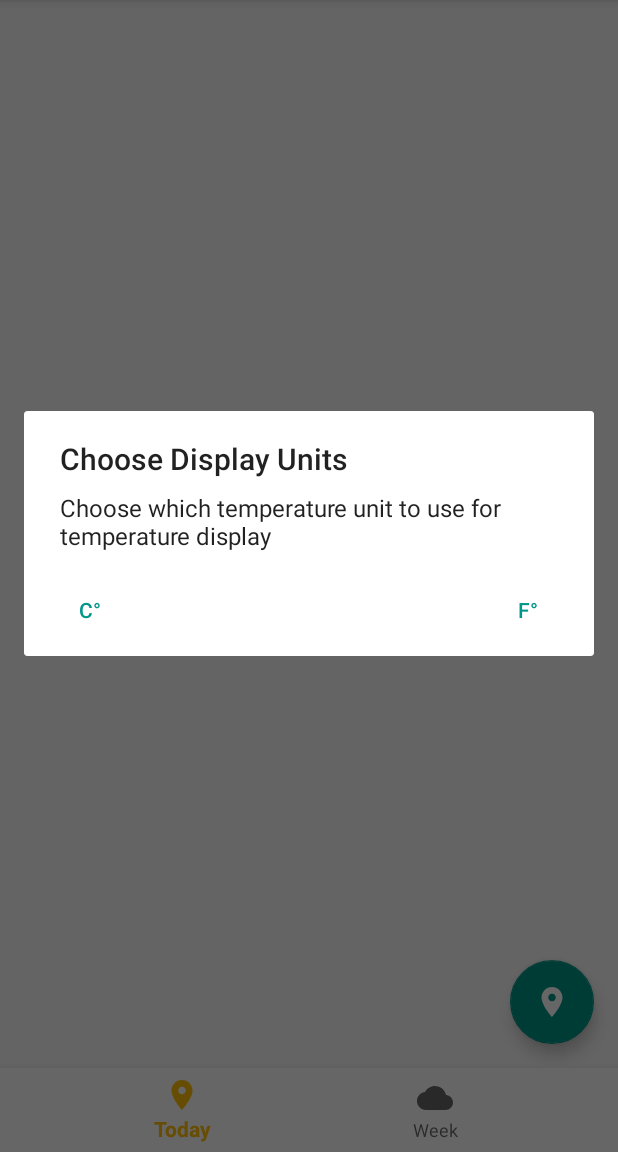
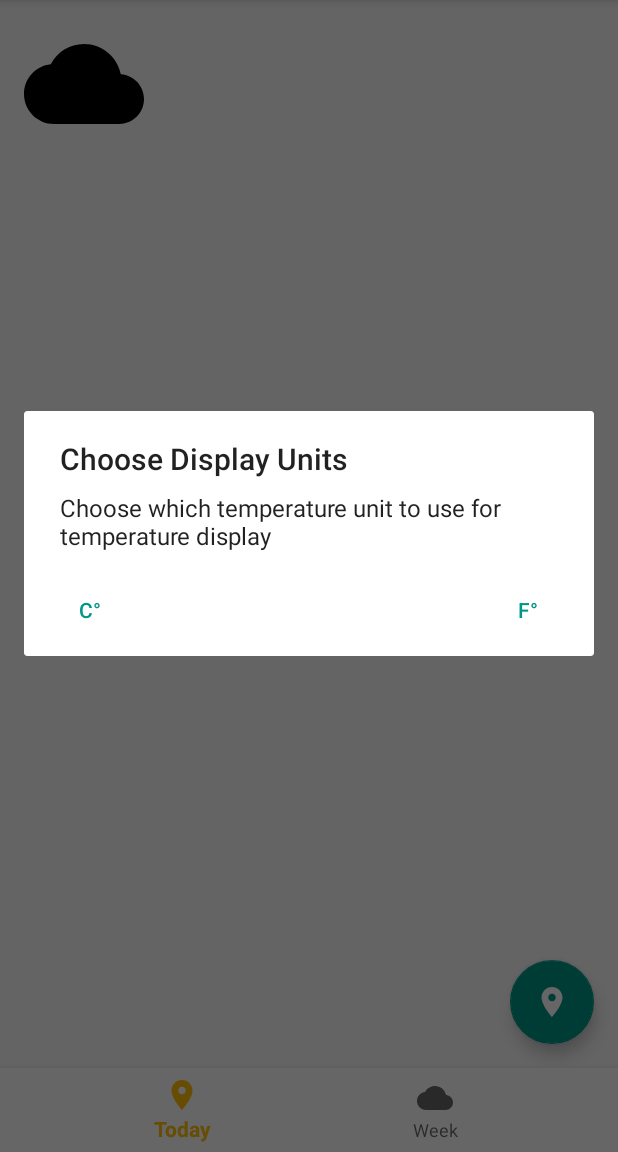
Before and after one commit to n8ebel/AD340, an Android app: the screen it shows after launch (MainActivity), in the options menu, after a tap on "Display Units", on a phone screen of 412 x 824 dp, the part 84-1236 px from its top. Run offline under Robolectric (Android 15) with nearby library versions, the phone set to English and light mode, and no system bars; our stand-ins replace navigation-ui; libraries missing offline, so code that uses them is left out: coil.api.load; pictures from the network do not load.

Commit message:
Display icon and date in CurrentForecastFragment

```diff
--- a/app/src/main/java/com/goobar/io/ad340/api/CurrentWeather.kt
+++ b/app/src/main/java/com/goobar/io/ad340/api/CurrentWeather.kt
@@ -9,7 +9,9 @@ data class Coordinates(val lat: Float, val lon: Float)
  * Api response for OpenWeatherMap's /weather endpoint
  */
 data class CurrentWeather(
+    @field:Json(name = "dt") val date: Long,
     val name: String,
     val coord: Coordinates,
-    @field:Json(name = "main") val forecast: Forecast
+    @field:Json(name = "main") val forecast: Forecast,
+    val weather: List<WeatherDescription>
 )
--- /dev/null
+++ b/app/src/main/java/com/goobar/io/ad340/api/WeatherDescription.kt
@@ -0,0 +1,3 @@
+package com.goobar.io.ad340.api
+
+data class WeatherDescription(val main: String, val description: String, val icon: String)
--- a/app/src/main/java/com/goobar/io/ad340/api/WeeklyForecast.kt
+++ b/app/src/main/java/com/goobar/io/ad340/api/WeeklyForecast.kt
@@ -2,7 +2,6 @@ package com.goobar.io.ad340.api
 
 import com.squareup.moshi.Json
 
-data class WeatherDescription(val main: String, val description: String, val icon: String)
 data class Temp(val min: Float, val max: Float)
 
 data class DailyForecast(
--- a/app/src/main/java/com/goobar/io/ad340/forecast/CurrentForecastFragment.kt
+++ b/app/src/main/java/com/goobar/io/ad340/forecast/CurrentForecastFragment.kt
@@ -5,12 +5,18 @@ import androidx.fragment.app.Fragment
 import android.view.LayoutInflater
 import android.view.View
 import android.view.ViewGroup
+import android.widget.ImageView
 import android.widget.TextView
 import androidx.lifecycle.Observer
 import androidx.navigation.fragment.findNavController
+import coil.api.load
 import com.goobar.io.ad340.*
 import com.goobar.io.ad340.api.CurrentWeather
 import com.google.android.material.floatingactionbutton.FloatingActionButton
+import java.text.SimpleDateFormat
+import java.util.*
+
+private val DATE_FORMAT = SimpleDateFormat("MM-dd-yyyy")
 
 /**
  * Displays the current forecast for the current saved location
@@ -29,13 +35,19 @@ class CurrentForecastFragment : Fragment() {
         val view = inflater.inflate(R.layout.fragment_current_forecast, container, false)
         val locationName = view.findViewById<TextView>(R.id.locationName)
         val tempText = view.findViewById<TextView>(R.id.tempText)
+        val dateText = view.findViewById<TextView>(R.id.dateText)
+        val forecastIcon = view.findViewById<ImageView>(R.id.forecastIcon)
 
         tempDisplaySettingManager = TempDisplaySettingManager(requireContext())
 
         // Create the observer which updates the UI in response to forecast updates
-        val currentWeatherObserver = Observer<CurrentWeather> { weather ->
-            locationName.text = weather.name
-            tempText.text = formatTempForDisplay(weather.forecast.temp, tempDisplaySettingManager.getTempDisplaySetting())
+        val currentWeatherObserver = Observer<CurrentWeather> { currentWeather ->
+            locationName.text = currentWeather.name
+            tempText.text = formatTempForDisplay(currentWeather.forecast.temp, tempDisplaySettingManager.getTempDisplaySetting())
+            dateText.text = DATE_FORMAT.format(Date(currentWeather.date * 1000))
+
+            val iconId = currentWeather.weather[0].icon
+            forecastIcon.load("http://openweathermap.org/img/wn/${iconId}@2x.png")
         }
         forecastRepository.currentWeather.observe(viewLifecycleOwner, currentWeatherObserver)
 
--- a/app/src/main/res/layout/fragment_current_forecast.xml
+++ b/app/src/main/res/layout/fragment_current_forecast.xml
@@ -12,12 +12,12 @@
         android:layout_width="wrap_content"
         android:layout_height="wrap_content"
         android:layout_marginStart="16dp"
-        android:layout_marginTop="16dp"
         android:textAppearance="@style/TextAppearance.AppCompat.Display2"
+        app:layout_constraintBottom_toTopOf="@+id/dateText"
         app:layout_constraintEnd_toEndOf="parent"
         app:layout_constraintHorizontal_bias="0.0"
-        app:layout_constraintStart_toStartOf="parent"
-        app:layout_constraintTop_toTopOf="parent"
+        app:layout_constraintStart_toEndOf="@+id/forecastIcon"
+        app:layout_constraintTop_toTopOf="@+id/forecastIcon"
         tools:text="Seattle" />
 
     <TextView
@@ -43,4 +43,22 @@
         app:layout_constraintBottom_toBottomOf="parent"
         app:layout_constraintEnd_toEndOf="parent" />
 
+    <ImageView
+        android:id="@+id/forecastIcon"
+        android:layout_width="80dp"
+        android:layout_height="80dp"
+        android:layout_marginStart="16dp"
+        android:layout_marginTop="16dp"
+        android:src="@drawable/ic_wb_cloudy_black_24dp"
+        app:layout_constraintStart_toStartOf="parent"
+        app:layout_constraintTop_toTopOf="parent" />
+
+    <TextView
+        android:id="@+id/dateText"
+        android:layout_width="wrap_content"
+        android:layout_height="wrap_content"
+        app:layout_constraintStart_toStartOf="@+id/forecastIcon"
+        app:layout_constraintTop_toBottomOf="@+id/forecastIcon"
+        tools:text="Jun 4, 2020" />
+
 </androidx.constraintlayout.widget.ConstraintLayout>
```
